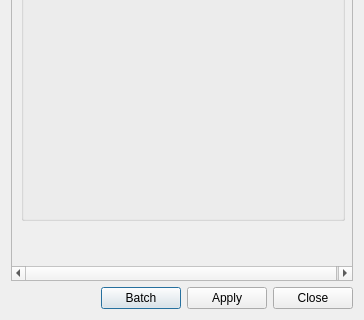
This is designer_ui_files/createEvokedDialogUi.ui in cibr-jyu/meggie as Qt 5 draws it before an edit; both pictures show x 0 to 364 and y 210 to 530 of the 364 by 530 pixel window. The edited form follows.
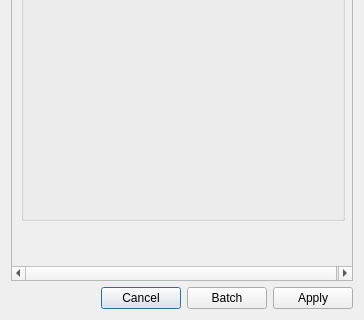
This is the edited form.

```diff
--- a/designer_ui_files/createEvokedDialogUi.ui
+++ b/designer_ui_files/createEvokedDialogUi.ui
@@ -30,7 +30,14 @@
       </spacer>
      </item>
      <item>
-      <widget class="QPushButton" name="pushButtonComputeBatch">
+      <widget class="QPushButton" name="pushButtonCancel">
+       <property name="text">
+        <string>Cancel</string>
+       </property>
+      </widget>
+     </item>
+     <item>
+      <widget class="QPushButton" name="pushButtonBatch">
        <property name="text">
         <string>Batch</string>
        </property>
@@ -43,13 +50,6 @@
        </property>
       </widget>
      </item>
-     <item>
-      <widget class="QPushButton" name="pushButtonClose">
-       <property name="text">
-        <string>Close</string>
-       </property>
-      </widget>
-     </item>
     </layout>
    </item>
    <item row="0" column="0">
```
Left out of the diff: 8 changed lines with no effect on the pictures.
